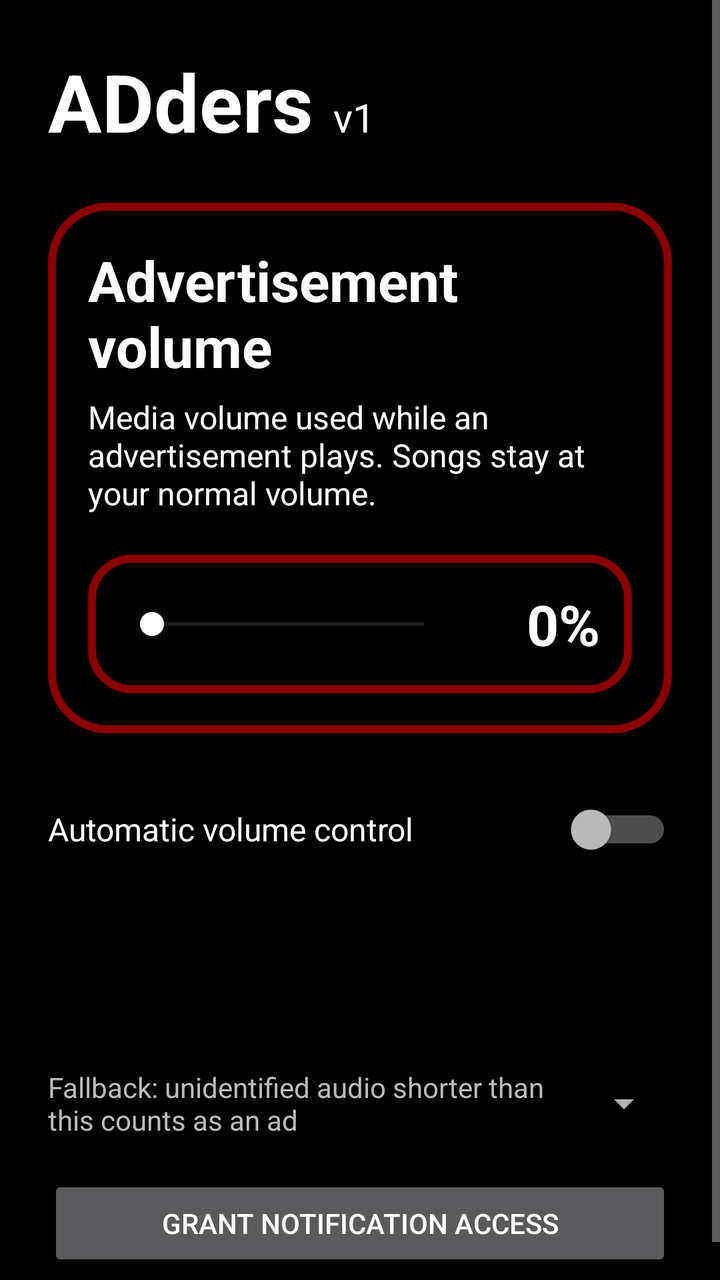
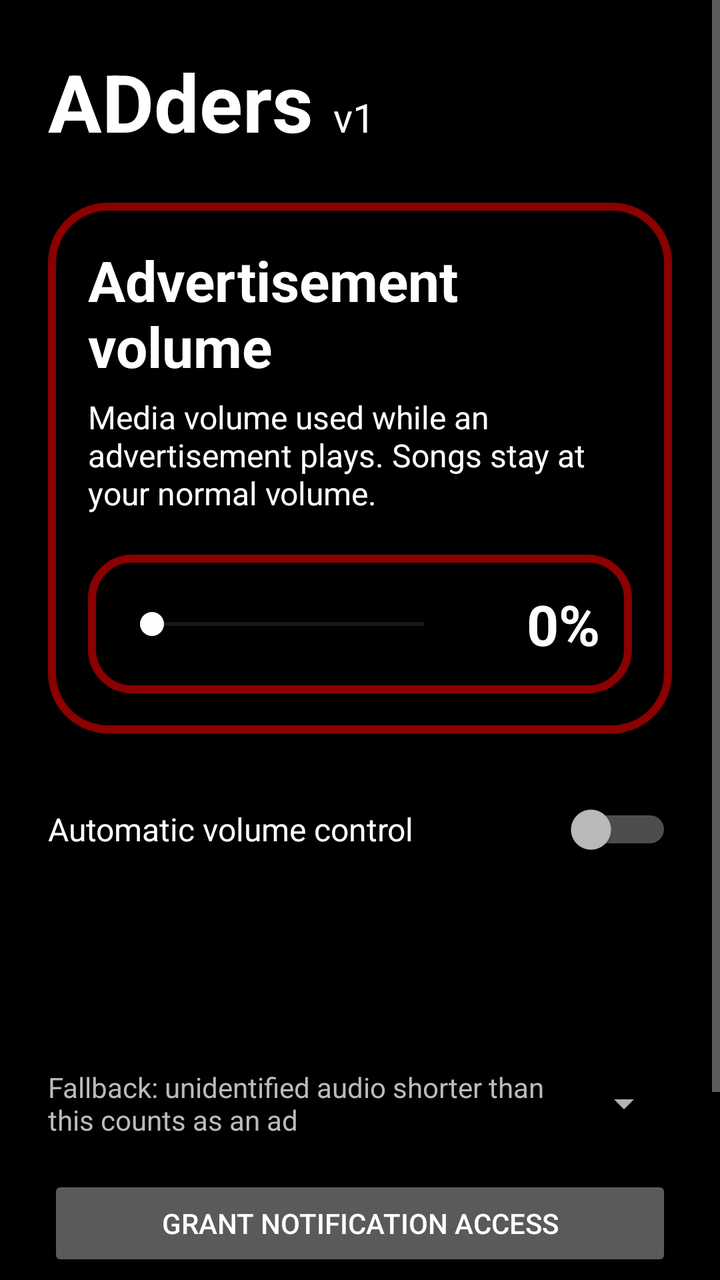

Before-and-after screenshots of an Android layout around one commit, followed by the original layout XML and the change that was made.
<!-- AndroidManifest.xml: application theme Theme.ADders -->
<!-- res/layout/activity_main.xml -->
<?xml version="1.0" encoding="utf-8"?>
<ScrollView xmlns:android="http://schemas.android.com/apk/res/android"
    android:layout_width="match_parent"
    android:layout_height="match_parent"
    android:background="#000000"
    android:fillViewport="true">

    <LinearLayout
        android:layout_width="match_parent"
        android:layout_height="wrap_content"
        android:orientation="vertical"
        android:padding="24dp">

        <LinearLayout
            android:layout_width="match_parent"
            android:layout_height="wrap_content"
            android:baselineAligned="true"
            android:orientation="horizontal">

            <TextView
                android:layout_width="wrap_content"
                android:layout_height="wrap_content"
                android:text="ADders"
                android:textColor="#FFFFFF"
                android:textSize="40sp"
                android:textStyle="bold" />

            <TextView
                android:layout_width="wrap_content"
                android:layout_height="wrap_content"
                android:layout_marginStart="10dp"
                android:text="v1"
                android:textColor="#FFFFFF"
                android:textSize="20sp" />
        </LinearLayout>

        <LinearLayout
            android:layout_width="match_parent"
            android:layout_height="wrap_content"
            android:layout_marginTop="24dp"
            android:background="@drawable/panel_outer"
            android:orientation="vertical"
            android:padding="20dp">

            <TextView
                android:layout_width="match_parent"
                android:layout_height="wrap_content"
                android:text="Advertisement volume"
                android:textColor="#FFFFFF"
                android:textSize="28sp"
                android:textStyle="bold" />

            <TextView
                android:layout_width="match_parent"
                android:layout_height="wrap_content"
                android:layout_marginTop="6dp"
                android:text="Media volume used while an advertisement plays. Songs stay at your normal volume."
                android:textColor="#FFFFFF"
                android:textSize="16sp" />

            <LinearLayout
                android:layout_width="match_parent"
                android:layout_height="wrap_content"
                android:layout_marginTop="20dp"
                android:background="@drawable/panel_inner"
                android:gravity="center_vertical"
                android:orientation="horizontal"
                android:padding="16dp">

                <SeekBar
                    android:id="@+id/slider"
                    android:layout_width="0dp"
                    android:layout_height="wrap_content"
                    android:layout_weight="1"
                    android:max="100"
                    android:progressBackgroundTint="#555555"
                    android:progressTint="#FFFFFF"
                    android:thumbTint="#FFFFFF" />

                <TextView
                    android:id="@+id/percent"
                    android:layout_width="72dp"
                    android:layout_height="wrap_content"
                    android:gravity="end"
                    android:text="0%"
                    android:textColor="#FFFFFF"
                    android:textSize="28sp"
                    android:textStyle="bold" />
            </LinearLayout>
        </LinearLayout>

        <LinearLayout
            android:layout_width="match_parent"
            android:layout_height="wrap_content"
            android:layout_marginTop="24dp"
            android:orientation="vertical">

            <Switch
                android:id="@+id/autoSwitch"
                android:layout_width="match_parent"
                android:layout_height="wrap_content"
                android:minHeight="48dp"
                android:text="Automatic volume control"
                android:textColor="#FFFFFF"
                android:textSize="16sp" />

            <TextView
                android:id="@+id/app"
                android:layout_width="match_parent"
                android:layout_height="wrap_content"
                android:paddingTop="8dp"
                android:textColor="#FFFFFF"
                android:textSize="16sp" />

            <TextView
                android:id="@+id/state"
                android:layout_width="match_parent"
                android:layout_height="wrap_content"
                android:paddingTop="8dp"
                android:textColor="#FFFFFF"
                android:textSize="16sp" />

            <TextView
                android:id="@+id/volume"
                android:layout_width="match_parent"
                android:layout_height="wrap_content"
                android:paddingTop="8dp"
                android:textColor="#FFFFFF"
                android:textSize="16sp" />

            <LinearLayout
                android:layout_width="match_parent"
                android:layout_height="wrap_content"
                android:gravity="center_vertical"
                android:minHeight="48dp"
                android:orientation="horizontal">

                <TextView
                    android:layout_width="0dp"
                    android:layout_height="wrap_content"
                    android:layout_weight="1"
                    android:text="Fallback: unidentified audio shorter than this counts as an ad"
                    android:textColor="#BBBBBB"
                    android:textSize="14sp" />

                <Spinner
                    android:id="@+id/fallback"
                    android:layout_width="wrap_content"
                    android:layout_height="48dp"
                    android:layout_marginStart="12dp" />
            </LinearLayout>

            <Button
                android:id="@+id/grant"
                android:layout_width="match_parent"
                android:layout_height="wrap_content"
                android:layout_marginTop="12dp"
                android:text="Grant notification access" />
        </LinearLayout>
    </LinearLayout>
</ScrollView>
<!-- resources referenced by this layout -->
<resources>
  <!-- drawable panel_inner (drawable) -->
  <?xml version="1.0" encoding="utf-8"?>
  <shape xmlns:android="http://schemas.android.com/apk/res/android" android:shape="rectangle">
      <solid android:color="#000000" />
      <stroke android:width="4dp" android:color="#8B0000" />
      <corners android:radius="20dp" />
  </shape>
  <!-- drawable panel_outer (drawable) -->
  <?xml version="1.0" encoding="utf-8"?>
  <shape xmlns:android="http://schemas.android.com/apk/res/android" android:shape="rectangle">
      <solid android:color="#000000" />
      <stroke android:width="4dp" android:color="#8B0000" />
      <corners android:radius="28dp" />
  </shape>
  <style name="Theme.ADders" parent="android:Theme.Material.NoActionBar">
          <item name="android:windowBackground">#000000</item>
          <item name="android:statusBarColor">#000000</item>
          <item name="android:navigationBarColor">#000000</item>
          <item name="android:colorAccent">#8B0000</item>
      </style>
</resources>

<!-- the commit's change to res/layout/activity_main.xml (unified diff, before → after) -->
@@ -3,13 +3,15 @@
     android:layout_width="match_parent"
     android:layout_height="match_parent"
     android:background="#000000"
-    android:fillViewport="true">
+    android:fillViewport="true"
+    android:fitsSystemWindows="true">
 
     <LinearLayout
         android:layout_width="match_parent"
         android:layout_height="wrap_content"
         android:orientation="vertical"
-        android:padding="24dp">
+        android:padding="24dp"
+        android:fitsSystemWindows="true">
 
         <LinearLayout
             android:layout_width="match_parent"
@@ -156,6 +158,23 @@
                 android:layout_height="wrap_content"
                 android:layout_marginTop="12dp"
                 android:text="Grant notification access" />
+
+            <Button
+                android:id="@+id/keepRunning"
+                android:layout_width="match_parent"
+                android:layout_height="wrap_content"
+                android:layout_marginTop="8dp"
+                android:text="Keep ADders running" />
+
+            <TextView
+                android:layout_width="match_parent"
+                android:layout_height="wrap_content"
+                android:layout_marginTop="4dp"
+                android:paddingStart="4dp"
+                android:paddingEnd="4dp"
+                android:text="Tip: Allow auto-start, set to 'no restrictions', add to 'never sleeping apps'"
+                android:textColor="#999999"
+                android:textSize="12sp" />
         </LinearLayout>
     </LinearLayout>
 </ScrollView>
